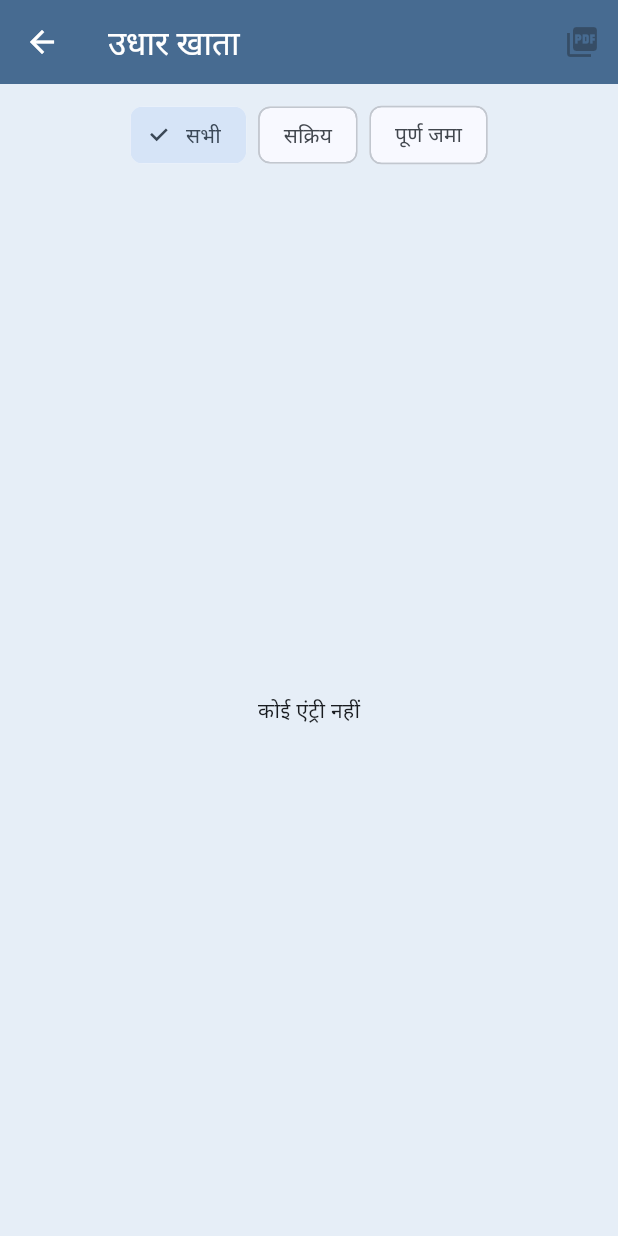
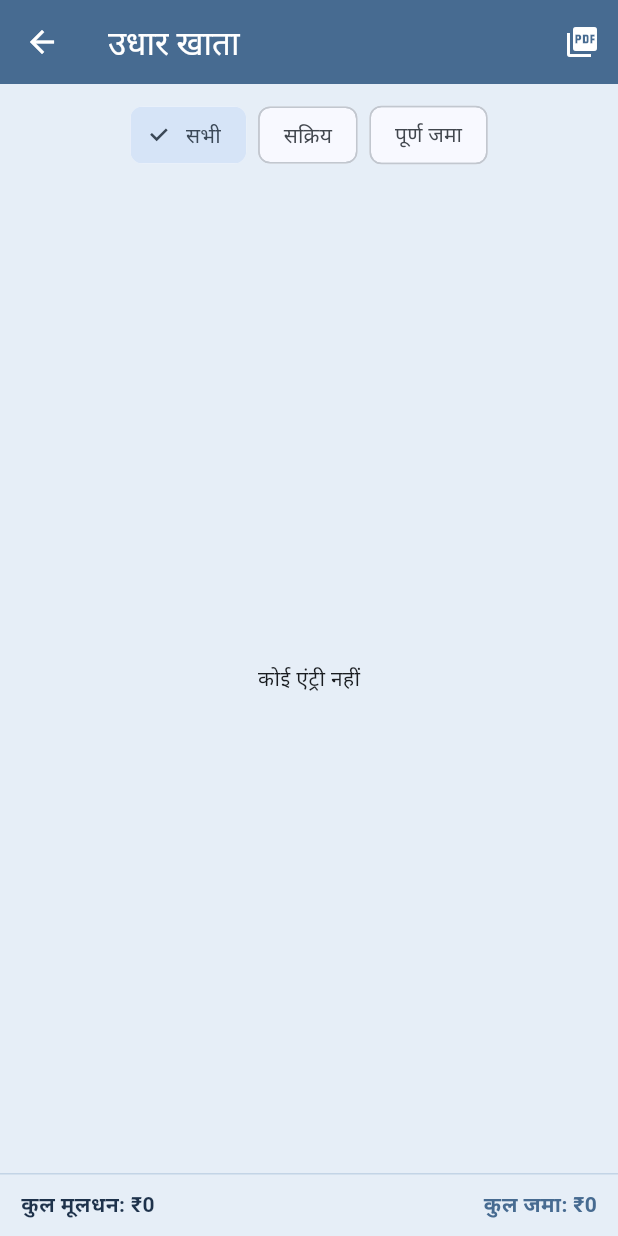
Before and after one commit to pravindhiver9-png/Hcff, a Flutter app: the UdharListScreen screen opened directly, on a phone screen of 412 x 824 dp. Run offline on Flutter 3.47's test engine with Material 3 defaults, Android fonts, the phone set to English and light mode, and no system bars; our stand-ins replace pdf, printing, shared_preferences; accounts and stored records are empty; statements that could not run were skipped.

Commit message:
Update udhar_list.dart

```diff
--- a/lib/screens/udhar_list.dart
+++ b/lib/screens/udhar_list.dart
@@ -16,18 +16,24 @@ class _UdharListScreenState extends State<UdharListScreen> {
   bool busy = false;
 
   List<Loan> get rows {
-    final l = s.loans.where((x) => filter == 'सभी' || x.status == filter).toList()..sort((a, b) => a.date.compareTo(b.date));
+    final l = s.loans
+        .where((x) => filter == 'सभी' || x.status == filter)
+        .toList()
+      ..sort((a, b) => a.date.compareTo(b.date));
     return l;
   }
 
   Future<void> _pdf() async {
+    if (busy) return;
     setState(() => busy = true);
     try {
-      await PdfService.shareLoans(rows, filter);
+      final w = await PdfService.shareLoans(rows, filter);
+      if (w != null && mounted) toast(context, w);
     } catch (e) {
-      if (mounted) toast(context, 'PDF नहीं बन सकी (पहली बार नेट चाहिए): $e');
+      if (mounted) toast(context, 'PDF नहीं बन सकी: $e');
+    } finally {
+      if (mounted) setState(() => busy = false);
     }
-    if (mounted) setState(() => busy = false);
   }
 
   Future<void> _edit(Loan l) async {
@@ -39,10 +45,11 @@ class _UdharListScreenState extends State<UdharListScreen> {
     final note = TextEditingController(text: l.note);
     var date = l.date;
     var status = l.status;
+
     final ok = await showDialog<bool>(
       context: context,
       builder: (c) => StatefulBuilder(
-        builder: (c, set) => AlertDialog(
+        builder: (c, setLocal) => AlertDialog(
           title: const Text('उधार एंट्री बदलें'),
           content: SingleChildScrollView(
             child: Column(mainAxisSize: MainAxisSize.min, children: [
@@ -50,14 +57,17 @@ class _UdharListScreenState extends State<UdharListScreen> {
               tf(name, 'नाम'),
               tf(pr, 'मूलधन', number: true),
               tf(rate, 'ब्याज दर %', number: true),
-              DateField(label: 'दिनांक', value: date, onChanged: (d) => set(() => date = d)),
+              DateField(label: 'दिनांक', value: date, onChanged: (d) => setLocal(() => date = d)),
               tf(ip, 'ब्याज जमा', number: true),
               tf(pp, 'मूलधन जमा', number: true),
               DropdownButtonFormField<String>(
                 value: status,
                 decoration: const InputDecoration(labelText: 'स्थिति'),
-                items: const [DropdownMenuItem(value: 'सक्रिय', child: Text('सक्रिय')), DropdownMenuItem(value: 'पूर्ण जमा', child: Text('पूर्ण जमा'))],
-                onChanged: (v) => set(() => status = v ?? status),
+                items: const [
+                  DropdownMenuItem(value: 'सक्रिय', child: Text('सक्रिय')),
+                  DropdownMenuItem(value: 'पूर्ण जमा', child: Text('पूर्ण जमा')),
+                ],
+                onChanged: (v) => setLocal(() => status = v ?? status),
               ),
               const SizedBox(height: 10),
               tf(note, 'नोट'),
@@ -70,44 +80,94 @@ class _UdharListScreenState extends State<UdharListScreen> {
         ),
       ),
     );
-    if (ok != true) return;
+
+    if (ok == true) {
+      final newPrincipal = num0(pr.text);
+      final newInterest = num0(ip.text);
+      final newPrincipalPaid = num0(pp.text);
+
       l.borrower = name.text.trim().isEmpty ? l.borrower : name.text.trim();
-    l.principal = num0(pr.text);
+      l.principal = newPrincipal > 0 ? newPrincipal : l.principal;
       l.rate = num0(rate.text);
       l.date = date;
-    l.interestPaid = num0(ip.text);
-    l.principalPaid = num0(pp.text);
+      l.interestPaid = newInterest;
+      l.principalPaid = newPrincipalPaid;
       l.status = status;
       l.note = note.text.trim();
+
+      if (status == 'पूर्ण जमा') {
+        l.repayDate ??= DateTime.now();
+      } else {
+        l.repayDate = null;
+      }
+
       await s.save();
-    if (mounted) setState(() {});
+      if (mounted) {
+        setState(() {});
+        toast(context, 'एंट्री अपडेट हो गई');
+      }
+    }
+
+    name.dispose();
+    pr.dispose();
+    rate.dispose();
+    ip.dispose();
+    pp.dispose();
+    note.dispose();
   }
 
   Future<void> _delete(Loan l) async {
     if (!await confirm(context, '${l.borrower} की यह एंट्री हटाएँ?')) return;
     s.loans.remove(l);
     await s.save();
-    if (mounted) setState(() {});
+    if (mounted) {
+      setState(() {});
+      toast(context, 'एंट्री हटा दी गई');
+    }
   }
 
   @override
   Widget build(BuildContext context) {
     final list = rows;
     final edit = s.canEdit;
+
+    double totalPrincipal = 0;
+    double totalPaid = 0;
+    for (final item in list) {
+      totalPrincipal += item.principal;
+      totalPaid += (item.interestPaid + item.principalPaid);
+    }
+
     return Scaffold(
       appBar: AppBar(
         title: const Text('उधार खाता'),
         actions: [
           busy
-              ? const Padding(padding: EdgeInsets.all(14), child: SizedBox(width: 20, height: 20, child: CircularProgressIndicator(strokeWidth: 2, color: Colors.white)))
-              : IconButton(icon: const Icon(Icons.picture_as_pdf), tooltip: 'PDF शेयर', onPressed: list.isEmpty ? null : _pdf),
+              ? const Padding(
+                  padding: EdgeInsets.all(14),
+                  child: SizedBox(
+                    width: 20,
+                    height: 20,
+                    child: CircularProgressIndicator(strokeWidth: 2, color: Colors.white),
+                  ),
+                )
+              : IconButton(
+                  icon: const Icon(Icons.picture_as_pdf),
+                  tooltip: 'PDF शेयर',
+                  onPressed: _pdf,
+                ),
         ],
       ),
       body: Column(children: [
         Padding(
           padding: const EdgeInsets.all(10),
           child: Wrap(spacing: 8, children: [
-            for (final f in ['सभी', 'सक्रिय', 'पूर्ण जमा']) ChoiceChip(label: Text(f), selected: filter == f, onSelected: (_) => setState(() => filter = f)),
+            for (final f in ['सभी', 'सक्रिय', 'पूर्ण जमा'])
+              ChoiceChip(
+                label: Text(f),
+                selected: filter == f,
+                onSelected: (_) => setState(() => filter = f),
+              ),
           ]),
         ),
         Expanded(
@@ -121,7 +181,20 @@ class _UdharListScreenState extends State<UdharListScreen> {
                       headingTextStyle: const TextStyle(color: Colors.white, fontWeight: FontWeight.bold),
                       columnSpacing: 16,
                       columns: [
-                        for (final h in ['क्र.', 'नाम', 'मूलधन', 'दिनांक', 'ब्याज दर', 'ब्याज जमा', 'मूलधन जमा', 'कुल जमा', 'जमा दिनांक', 'स्थिति', 'नोट']) DataColumn(label: Text(h)),
+                        for (final h in [
+                          'क्र.',
+                          'नाम',
+                          'मूलधन',
+                          'दिनांक',
+                          'ब्याज दर',
+                          'ब्याज जमा',
+                          'मूलधन जमा',
+                          'कुल जमा',
+                          'जमा दिनांक',
+                          'स्थिति',
+                          'नोट',
+                        ])
+                          DataColumn(label: Text(h)),
                         if (edit) const DataColumn(label: Text('कार्य')),
                       ],
                       rows: [
@@ -136,12 +209,24 @@ class _UdharListScreenState extends State<UdharListScreen> {
                             DataCell(Text(rs(list[i].principalPaid))),
                             DataCell(Text(rs(list[i].interestPaid + list[i].principalPaid))),
                             DataCell(Text(list[i].repayDate == null ? '-' : dt(list[i].repayDate!))),
-                            DataCell(Text(list[i].status, style: TextStyle(color: list[i].active ? C.accent : C.ok, fontWeight: FontWeight.bold))),
+                            DataCell(Text(
+                              list[i].status,
+                              style: TextStyle(
+                                color: list[i].active ? C.accent : C.ok,
+                                fontWeight: FontWeight.bold,
+                              ),
+                            )),
                             DataCell(Text(list[i].note)),
                             if (edit)
                               DataCell(Row(children: [
-                                IconButton(icon: const Icon(Icons.edit, size: 20, color: C.accent), onPressed: () => _edit(list[i])),
-                                IconButton(icon: const Icon(Icons.delete, size: 20, color: C.error), onPressed: () => _delete(list[i])),
+                                IconButton(
+                                  icon: const Icon(Icons.edit, size: 20, color: C.accent),
+                                  onPressed: () => _edit(list[i]),
+                                ),
+                                IconButton(
+                                  icon: const Icon(Icons.delete, size: 20, color: C.error),
+                                  onPressed: () => _delete(list[i]),
+                                ),
                               ])),
                           ]),
                       ],
@@ -149,6 +234,21 @@ class _UdharListScreenState extends State<UdharListScreen> {
                   ),
                 ),
         ),
+        Container(
+          width: double.infinity,
+          padding: const EdgeInsets.symmetric(horizontal: 14, vertical: 10),
+          decoration: const BoxDecoration(
+            color: C.surface,
+            border: Border(top: BorderSide(color: C.border)),
+          ),
+          child: Row(
+            mainAxisAlignment: MainAxisAlignment.spaceBetween,
+            children: [
+              Text('कुल मूलधन: ${rs(totalPrincipal)}', style: const TextStyle(fontWeight: FontWeight.bold, color: C.text)),
+              Text('कुल जमा: ${rs(totalPaid)}', style: const TextStyle(fontWeight: FontWeight.bold, color: C.primary)),
+            ],
+          ),
+        ),
       ]),
     );
   }
```
Lines whose indentation alone changed are shown as unchanged.
